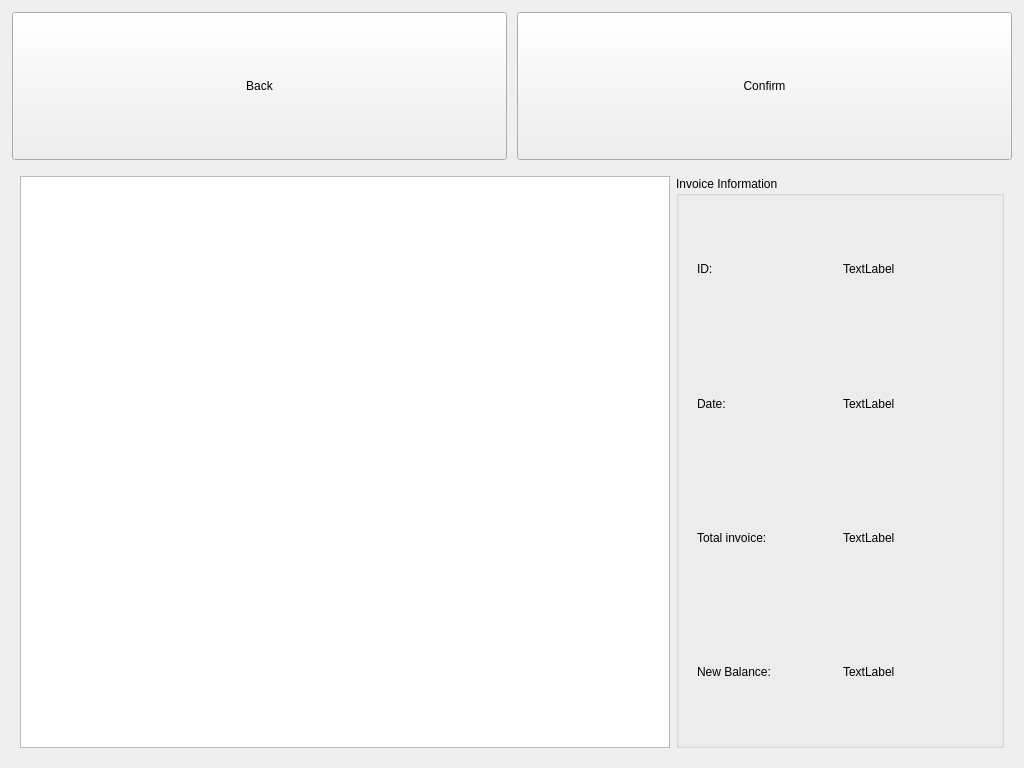
Old version of the form penyamanager/user/invoicewindow.ui in the repository eguzki/penyamanager.
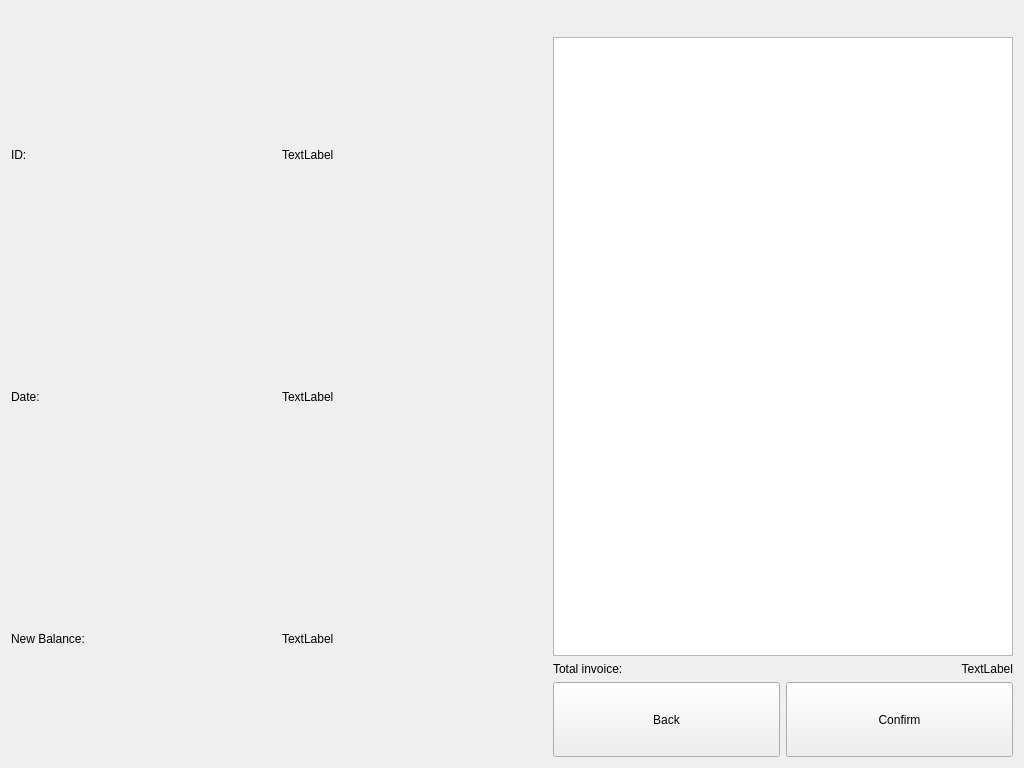
New version of the form.

The edit to the form file:
```diff
--- a/penyamanager/user/invoicewindow.ui
+++ b/penyamanager/user/invoicewindow.ui
@@ -13,103 +13,93 @@
   <property name="windowTitle">
    <string>Invoice Window</string>
   </property>
+  <property name="styleSheet">
+   <string notr="true">QLabel{
+	font: 18pt &quot;Calibri&quot;;	
+}
+
+
+QTableWidget{
+font: 18pt &quot;Calibri&quot;;
+}</string>
+  </property>
   <layout class="QVBoxLayout" name="verticalLayout">
    <item>
     <widget class="QWidget" name="topPanelWidget" native="true">
-     <property name="minimumSize">
-      <size>
-       <width>0</width>
-       <height>150</height>
-      </size>
-     </property>
-     <property name="maximumSize">
-      <size>
-       <width>16777215</width>
-       <height>150</height>
-      </size>
-     </property>
-     <layout class="QHBoxLayout" name="horizontalLayout">
-      <property name="spacing">
-       <number>10</number>
-      </property>
+     <layout class="QHBoxLayout">
       <property name="leftMargin">
-       <number>1</number>
+       <number>0</number>
       </property>
       <property name="topMargin">
-       <number>1</number>
+       <number>0</number>
       </property>
       <property name="rightMargin">
-       <number>1</number>
+       <number>0</number>
       </property>
       <property name="bottomMargin">
-       <number>1</number>
+       <number>0</number>
       </property>
       <item>
-       <widget class="QPushButton" name="backPushButton">
-        <property name="sizePolicy">
-         <sizepolicy hsizetype="Minimum" vsizetype="Expanding">
-          <horstretch>0</horstretch>
-          <verstretch>0</verstretch>
-         </sizepolicy>
+       <spacer name="horizontalSpacer">
+        <property name="orientation">
+         <enum>Qt::Horizontal</enum>
         </property>
-        <property name="text">
-         <string>Back</string>
+        <property name="sizeHint" stdset="0">
+         <size>
+          <width>40</width>
+          <height>20</height>
+         </size>
         </property>
-       </widget>
-      </item>
-      <item>
-       <widget class="QPushButton" name="confirmPushButton">
-        <property name="sizePolicy">
-         <sizepolicy hsizetype="Minimum" vsizetype="Expanding">
-          <horstretch>0</horstretch>
-          <verstretch>0</verstretch>
-         </sizepolicy>
-        </property>
-        <property name="text">
-         <string>Confirm</string>
-        </property>
-       </widget>
+       </spacer>
       </item>
      </layout>
     </widget>
    </item>
    <item>
     <widget class="QWidget" name="mainWidget" native="true">
-     <layout class="QHBoxLayout" name="horizontalLayout_6">
+     <layout class="QHBoxLayout" name="horizontalLayout_2">
+      <property name="leftMargin">
+       <number>0</number>
+      </property>
+      <property name="topMargin">
+       <number>0</number>
+      </property>
+      <property name="rightMargin">
+       <number>0</number>
+      </property>
+      <property name="bottomMargin">
+       <number>0</number>
+      </property>
       <item>
-       <widget class="QTableWidget" name="invoiceProductTableWidget">
-        <property name="minimumSize">
-         <size>
-          <width>650</width>
-          <height>0</height>
-         </size>
-        </property>
-        <property name="maximumSize">
-         <size>
-          <width>650</width>
-          <height>16777215</height>
-         </size>
-        </property>
-        <property name="editTriggers">
-         <set>QAbstractItemView::NoEditTriggers</set>
-        </property>
-        <property name="selectionMode">
-         <enum>QAbstractItemView::NoSelection</enum>
-        </property>
-        <attribute name="verticalHeaderVisible">
-         <bool>false</bool>
-        </attribute>
-       </widget>
-      </item>
-      <item>
-       <widget class="QGroupBox" name="invoiceInfoGroupBox">
-        <property name="title">
-         <string>Invoice Information</string>
-        </property>
+       <widget class="QWidget" name="invoiceInfoWidget" native="true">
         <layout class="QVBoxLayout" name="verticalLayout_3">
+         <property name="leftMargin">
+          <number>0</number>
+         </property>
+         <property name="topMargin">
+          <number>0</number>
+         </property>
+         <property name="rightMargin">
+          <number>0</number>
+         </property>
+         <property name="bottomMargin">
+          <number>0</number>
+         </property>
          <item>
           <widget class="QWidget" name="invoiceInfoIDWidget" native="true">
            <layout class="QHBoxLayout" name="horizontalLayout_11">
+            <property name="leftMargin">
+             <number>0</number>
+            </property>
+            <property name="topMargin">
+             <number>0</number>
+            </property>
+            <property name="rightMargin">
+             <number>0</number>
+            </property>
+            <property name="bottomMargin">
+             <number>0</number>
+            </property>
             <item>
              <widget class="QLabel" name="invoiceIdLabel">
               <property name="text">
@@ -130,6 +120,18 @@
          <item>
           <widget class="QWidget" name="invoiceDateInfoWidget" native="true">
            <layout class="QHBoxLayout" name="horizontalLayout_12">
+            <property name="leftMargin">
+             <number>0</number>
+            </property>
+            <property name="topMargin">
+             <number>0</number>
+            </property>
+            <property name="rightMargin">
+             <number>0</number>
+            </property>
+            <property name="bottomMargin">
+             <number>0</number>
+            </property>
             <item>
              <widget class="QLabel" name="invoiceDateInfoLabelLabel">
               <property name="text">
@@ -147,29 +149,21 @@
            </layout>
           </widget>
          </item>
-         <item>
-          <widget class="QWidget" name="invoiceTotalWidget" native="true">
-           <layout class="QHBoxLayout" name="horizontalLayout_8">
-            <item>
-             <widget class="QLabel" name="invoiceTotalLabel">
-              <property name="text">
-               <string>Total invoice:</string>
-              </property>
-             </widget>
-            </item>
-            <item>
-             <widget class="QLabel" name="invoiceTotalInfoLabel">
-              <property name="text">
-               <string>TextLabel</string>
-              </property>
-             </widget>
-            </item>
-           </layout>
-          </widget>
-         </item>
          <item>
           <widget class="QWidget" name="newBalanceWidget" native="true">
            <layout class="QHBoxLayout" name="horizontalLayout_10">
+            <property name="leftMargin">
+             <number>0</number>
+            </property>
+            <property name="topMargin">
+             <number>0</number>
+            </property>
+            <property name="rightMargin">
+             <number>0</number>
+            </property>
+            <property name="bottomMargin">
+             <number>0</number>
+            </property>
             <item>
              <widget class="QLabel" name="newBalanceLabel">
               <property name="text">
@@ -190,6 +184,155 @@
         </layout>
        </widget>
       </item>
+      <item>
+       <widget class="QWidget" name="verticalWidget" native="true">
+        <property name="maximumSize">
+         <size>
+          <width>460</width>
+          <height>16777215</height>
+         </size>
+        </property>
+        <layout class="QVBoxLayout" name="verticalLayout_4">
+         <property name="leftMargin">
+          <number>0</number>
+         </property>
+         <property name="topMargin">
+          <number>0</number>
+         </property>
+         <property name="rightMargin">
+          <number>0</number>
+         </property>
+         <property name="bottomMargin">
+          <number>0</number>
+         </property>
+         <item>
+          <widget class="QTableWidget" name="invoiceProductTableWidget">
+           <property name="minimumSize">
+            <size>
+             <width>0</width>
+             <height>0</height>
+            </size>
+           </property>
+           <property name="editTriggers">
+            <set>QAbstractItemView::NoEditTriggers</set>
+           </property>
+           <property name="showDropIndicator" stdset="0">
+            <bool>false</bool>
+           </property>
+           <property name="dragDropOverwriteMode">
+            <bool>false</bool>
+           </property>
+           <property name="selectionMode">
+            <enum>QAbstractItemView::NoSelection</enum>
+           </property>
+           <property name="cornerButtonEnabled">
+            <bool>false</bool>
+           </property>
+           <attribute name="horizontalHeaderStretchLastSection">
+            <bool>true</bool>
+           </attribute>
+           <attribute name="verticalHeaderVisible">
+            <bool>false</bool>
+           </attribute>
+          </widget>
+         </item>
+         <item>
+          <widget class="QWidget" name="invoiceTotalWidget" native="true">
+           <layout class="QHBoxLayout" name="horizontalLayout_8">
+            <property name="leftMargin">
+             <number>0</number>
+            </property>
+            <property name="topMargin">
+             <number>0</number>
+            </property>
+            <property name="rightMargin">
+             <number>0</number>
+            </property>
+            <property name="bottomMargin">
+             <number>0</number>
+            </property>
+            <item>
+             <widget class="QLabel" name="invoiceTotalLabel">
+              <property name="text">
+               <string>Total invoice:</string>
+              </property>
+             </widget>
+            </item>
+            <item>
+             <widget class="QLabel" name="invoiceTotalInfoLabel">
+              <property name="text">
+               <string>TextLabel</string>
+              </property>
+              <property name="alignment">
+               <set>Qt::AlignRight|Qt::AlignTrailing|Qt::AlignVCenter</set>
+              </property>
+             </widget>
+            </item>
+           </layout>
+          </widget>
+         </item>
+         <item>
+          <widget class="QWidget" name="botPanelWidget" native="true">
+           <property name="minimumSize">
+            <size>
+             <width>0</width>
+             <height>75</height>
+            </size>
+           </property>
+           <property name="maximumSize">
+            <size>
+             <width>16777215</width>
+             <height>75</height>
+            </size>
+           </property>
+           <layout class="QHBoxLayout" name="horizontalLayout">
+            <property name="spacing">
+             <number>6</number>
+            </property>
+            <property name="leftMargin">
+             <number>0</number>
+            </property>
+            <property name="topMargin">
+             <number>0</number>
+            </property>
+            <property name="rightMargin">
+             <number>0</number>
+            </property>
+            <property name="bottomMargin">
+             <number>0</number>
+            </property>
+            <item>
+             <widget class="QPushButton" name="backPushButton">
+              <property name="sizePolicy">
+               <sizepolicy hsizetype="Minimum" vsizetype="Expanding">
+                <horstretch>0</horstretch>
+                <verstretch>0</verstretch>
+               </sizepolicy>
+              </property>
+              <property name="text">
+               <string>Back</string>
+              </property>
+             </widget>
+            </item>
+            <item>
+             <widget class="QPushButton" name="confirmPushButton">
+              <property name="sizePolicy">
+               <sizepolicy hsizetype="Minimum" vsizetype="Expanding">
+                <horstretch>0</horstretch>
+                <verstretch>0</verstretch>
+               </sizepolicy>
+              </property>
+              <property name="text">
+               <string>Confirm</string>
+              </property>
+             </widget>
+            </item>
+           </layout>
+          </widget>
+         </item>
+        </layout>
+       </widget>
+      </item>
      </layout>
     </widget>
    </item>
```
